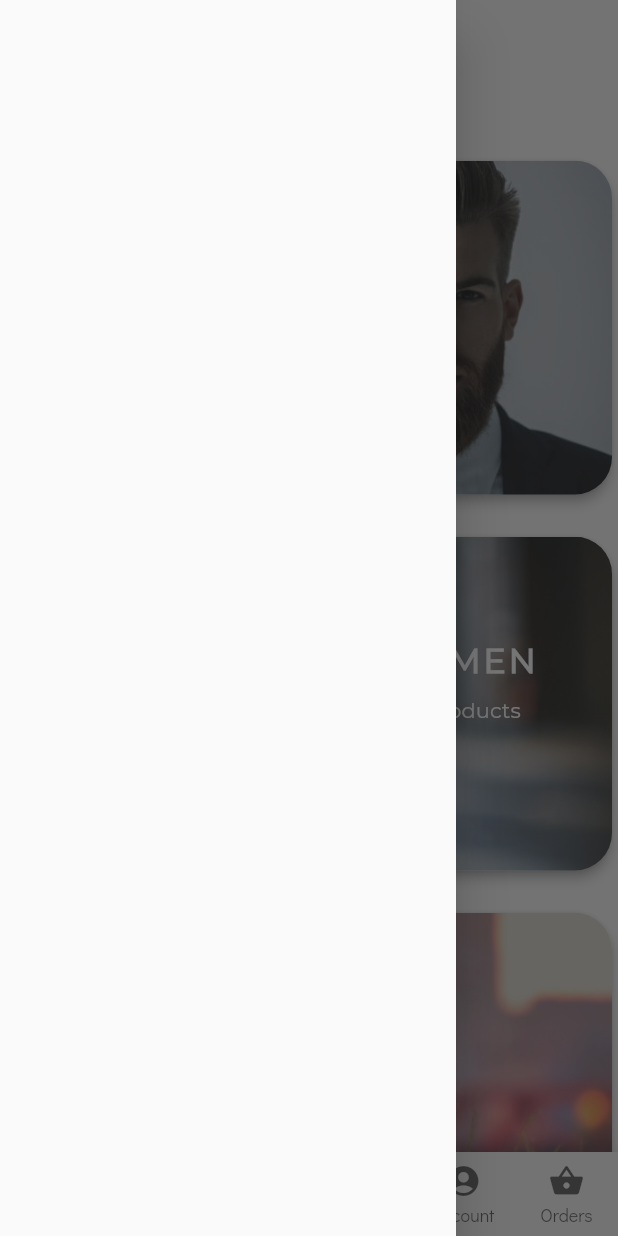
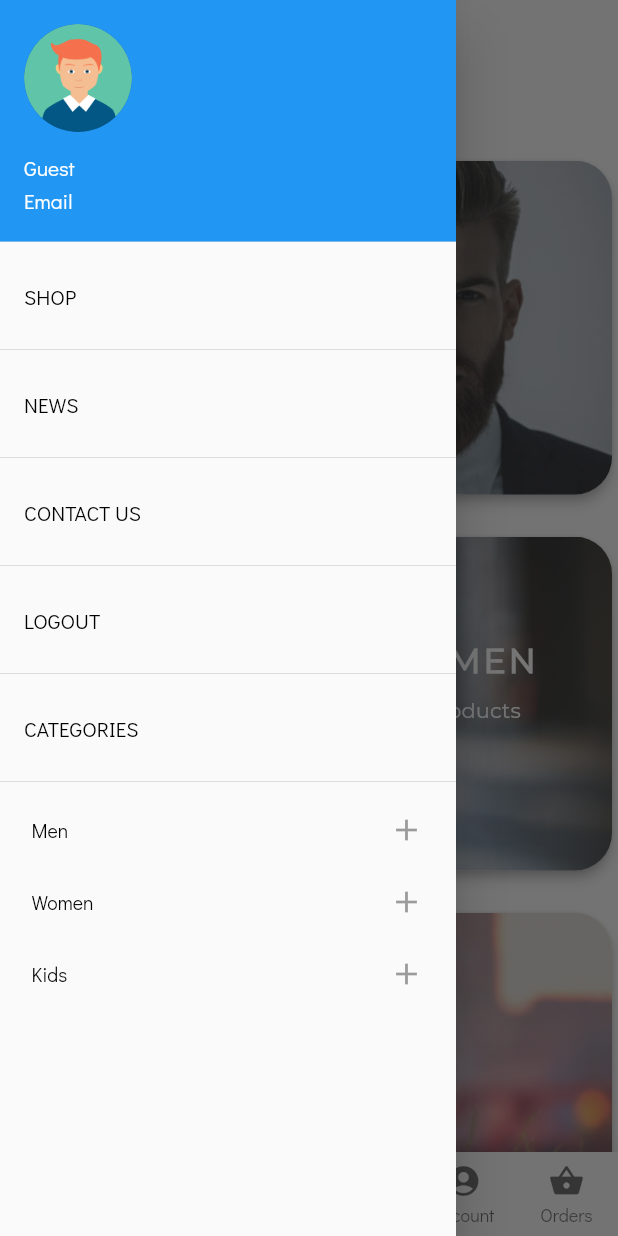
Before and after one commit to devammarzd/project-apptron, a Flutter app: the screen it shows after launch, item 2 of the bottom bar chosen, with the side drawer open, on a phone screen of 412 x 824 dp. Run offline on Flutter 3.47's test engine with Material 2 defaults, Android fonts, the phone set to English and light mode, and no system bars; our stand-ins replace material_design_icons_flutter; missing offline and left inert: fa_stepper; network calls fail.

Commit message:
Drawer integerated

```diff
--- /dev/null
+++ b/lib/CustomWidgets/CustomDrawer.dart
@@ -0,0 +1,295 @@
+import 'package:flutter/material.dart';
+import 'package:project_apptron/Screens/Categories/Collection.dart';
+
+class CustomDrawer extends StatefulWidget {
+  @override
+  _CustomDrawerState createState() => _CustomDrawerState();
+}
+
+class _CustomDrawerState extends State<CustomDrawer> {
+  bool showMen = false;
+  bool showWomen = false;
+  bool showKids = false;
+
+
+  List catMen = ['Suits', 'T-Shirts', 'Jeans', 'Shoes'];
+  List catWomen = ['Dress', 'T-Shirts', 'Jeans', 'Shoes'];
+  List catKids = ['Toddler Clothes'];
+
+  @override
+  Widget build(BuildContext context) {
+    return Drawer(
+      child: ListView(
+        children: <Widget>[
+          UserAccountsDrawerHeader(
+            accountEmail: Text('Email'),
+            accountName: Text("Guest"),
+            currentAccountPicture: CircleAvatar(
+              backgroundImage: AssetImage('assets/extras/useravatar.png'),
+            ),
+          ),
+          ListTile(
+            onTap: () {
+              // Navigator.push(
+              //     context,
+              //     MaterialPageRoute(
+              //       builder: (context) => ProfileScreen(),
+              //     ));
+            },
+            title: Text(
+              'SHOP',
+              style: TextStyle(color: Colors.black),
+            ),
+          ),
+          Divider(),
+          ListTile(
+            onTap: () {
+              // Navigator.push(
+              // context,
+              // MaterialPageRoute(
+              //   builder: (context) => FavScreen(),
+              // ));
+            },
+            title: Text(
+              'NEWS',
+              style: TextStyle(color: Colors.black),
+            ),
+          ),
+          Divider(),
+          ListTile(
+            onTap: () {
+              // Navigator.push(
+              //     context,
+              //     MaterialPageRoute(
+              //       builder: (context) => MyBookingsScreen(),
+              // ));
+            },
+            title: Text(
+              'CONTACT US',
+              style: TextStyle(color: Colors.black),
+            ),
+          ),
+          Divider(),
+          ListTile(
+            onTap: () {},
+            title: Text(
+              'LOGOUT',
+              style: TextStyle(color: Colors.black),
+            ),
+          ),
+          Divider(),
+          ListTile(
+            onTap: () {},
+            title: Text(
+              'CATEGORIES',
+              style: TextStyle(color: Colors.black),
+            ),
+          ),
+          Divider(),
+          Padding(
+            padding: const EdgeInsets.only(left: 5.0, right: 5.0),
+            child: Column(
+              children: <Widget>[
+                ListTile(
+                  enabled: false,
+                  dense: true,
+                  title: Text(
+                    'Men',
+                    style: TextStyle(
+                        color: Colors.black,
+                        fontWeight:
+                            showMen ? FontWeight.bold : FontWeight.normal),
+                  ),
+                  trailing: InkWell(
+                    onTap: () {
+                      setState(() {
+                        showMen = !showMen;
+                        showWomen = false;
+                        showKids = false;
+
+                      });
+                    },
+                    child: showMen
+                        ? Icon(Icons.remove, color: Colors.black)
+                        : Icon(Icons.add),
+                  ),
+                ),
+                showMen
+                    ? Padding(
+                        padding: const EdgeInsets.only(left: 8.0, right: 8.0),
+                        child: ListView.builder(
+                            shrinkWrap: true,
+                            primary: false,
+                            itemCount: catMen.length,
+                            itemBuilder: (context, index) {
+                              return ListTile(
+                                  onTap: () {
+                                    if (catMen[index] == 'Suits') {
+                                      Navigator.of(context)
+                                          .push(MaterialPageRoute(
+                                              builder: (context) => Collection(
+                                                    collectionName: 'Suits',
+                                                    urlSearch: 'Suit man',
+                                                  )));
+                                    } else if (catMen[index] == 'T-Shirts') {
+                                      Navigator.of(context)
+                                          .push(MaterialPageRoute(
+                                              builder: (context) => Collection(
+                                                    collectionName: 'T-Shirts',
+                                                    urlSearch: 't shirt man',
+                                                  )));
+                                    } else if (catMen[index] == 'Jeans') {
+                                      Navigator.of(context)
+                                          .push(MaterialPageRoute(
+                                              builder: (context) => Collection(
+                                                    collectionName: 'Jeans',
+                                                    urlSearch: 'Jeans man',
+                                                  )));
+                                    } else if (catMen[index] == 'Shoes') {
+                                      Navigator.of(context)
+                                          .push(MaterialPageRoute(
+                                              builder: (context) => Collection(
+                                                    collectionName: 'Shoes',
+                                                    urlSearch: 'footwear',
+                                                  )));
+                                    }
+                                  },
+                                  dense: true,
+                                  title: Text(catMen[index]));
+                            }),
+                      )
+                    : Container(),
+//Women category
+                ListTile(
+                  enabled: false,
+                  dense: true,
+                  title: Text(
+                    'Women',
+                    style: TextStyle(
+                        color: Colors.black,
+                        fontWeight:
+                            showWomen ? FontWeight.bold : FontWeight.normal),
+                  ),
+                  trailing: InkWell(
+                    onTap: () {
+                      setState(() {
+                        showWomen = !showWomen;
+                        showMen = false;
+                        showKids = false;
+
+                      });
+                    },
+                    child: showWomen
+                        ? Icon(Icons.remove, color: Colors.black)
+                        : Icon(Icons.add),
+                  ),
+                ),
+                showWomen
+                    ? Padding(
+                        padding: const EdgeInsets.only(left: 8.0, right: 8.0),
+                        child: ListView.builder(
+                            shrinkWrap: true,
+                            primary: false,
+                            itemCount: catWomen.length,
+                            itemBuilder: (context, index) {
+                              return ListTile(
+                                  onTap: () {
+                                    if (catWomen[index] == 'Dress') {
+                                      Navigator.of(context)
+                                          .push(MaterialPageRoute(
+                                              builder: (context) => Collection(
+                                                    collectionName: 'Dress',
+                                                    urlSearch: 'female dress',
+                                                  )));
+                                    }
+                                     else  if (catWomen[index] == 'T-Shirts') {
+                                      Navigator.of(context)
+                                          .push(MaterialPageRoute(
+                                              builder: (context) => Collection(
+                                                    collectionName: 'T-Shirts',
+                                                    urlSearch: 'female shirt',
+                                                  )));
+                                    }
+                                     else  if (catWomen[index] == 'Jeans') {
+                                      Navigator.of(context)
+                                          .push(MaterialPageRoute(
+                                              builder: (context) => Collection(
+                                                    collectionName: 'Jeans',
+                                                    urlSearch: 'jeans',
+                                                  )));
+                                    }
+                                    else  if (catWomen[index] == 'Shoes') {
+                                      Navigator.of(context)
+                                          .push(MaterialPageRoute(
+                                              builder: (context) => Collection(
+                                                    collectionName: 'Shoes',
+                                                    urlSearch: ' shoes',
+                                                  )));
+                                    }
+
+                                  },
+                                  dense: true,
+                                  title: Text(catWomen[index]));
+                            }),
+                      )
+                    : Container(),
+                //Kids Category
+
+                ListTile(
+                  enabled: false,
+                  dense: true,
+
+                  title: Text(
+                    'Kids',
+                    style: TextStyle(
+                        color: Colors.black,
+                        fontWeight:
+                            showKids ? FontWeight.bold : FontWeight.normal),
+                  ),
+                  trailing: InkWell(
+                    onTap: () {
+                      setState(() {
+                        showKids = !showKids;
+                        showMen = false;
+                        showWomen = false;
+
+                      });
+                    },
+                    child: showKids
+                        ? Icon(Icons.remove, color: Colors.black)
+                        : Icon(Icons.add),
+                  ),
+                ),
+                showKids
+                    ? Padding(
+                        padding: const EdgeInsets.only(left: 8.0, right: 8.0),
+                        child: ListView.builder(
+                            shrinkWrap: true,
+                            primary: false,
+                            itemCount: catKids.length,
+                            itemBuilder: (context, index) {
+                              return ListTile(
+                                  onTap: () {
+if(catKids[index]=='Toddler Clothes'){
+  Navigator.of(context)
+                                          .push(MaterialPageRoute(
+                                              builder: (context) => Collection(
+                                                    collectionName: 'Kids Clothes',
+                                                    urlSearch: 'toddler',
+                                                  )));
+}
+
+                                  },
+                                  dense: true,
+                                  title: Text(catKids[index]));
+                            }),
+                      )
+                    : Container()
+              ],
+            ),
+          ),
+        ],
+      ),
+    );
+  }
+}
--- a/lib/CustomWidgets/CustomScaffold.dart
+++ b/lib/CustomWidgets/CustomScaffold.dart
@@ -1,44 +1,47 @@
 import 'package:flutter/material.dart';
+import 'package:project_apptron/CustomWidgets/CustomDrawer.dart';
 import 'package:project_apptron/CustomWidgets/CustomNavbar.dart';
 import 'package:project_apptron/Global.dart';
+
 class CustomScaffold extends StatefulWidget {
   // final FloatingActionButton floatingActionButton;
   final int index;
   final Widget body;
   final Widget bottomappbarTitle;
-  const CustomScaffold({Key key, @required this.index,@required this.body,@required this.bottomappbarTitle}) : super(key: key);
+  const CustomScaffold(
+      {Key key,
+      @required this.index,
+      @required this.body,
+      @required this.bottomappbarTitle})
+      : super(key: key);
   @override
   _CustomScaffoldState createState() => _CustomScaffoldState();
 }
 
 class _CustomScaffoldState extends State<CustomScaffold> {
+  List catMusic = ['Suits', 'T-Shirts', 'Jeans', 'Shoes'];
+
   @override
   Widget build(BuildContext context) {
     return Scaffold(
       appBar: PreferredSize(
-        preferredSize:widget.bottomappbarTitle
-                ==null?Size.fromHeight(MediaQuery.of(context).size.height/12): Size.fromHeight(MediaQuery.of(context).size.height/8),
-
-              child: AppBar(
-                bottom:widget.bottomappbarTitle
-                ==null? PreferredSize(child: Container(), preferredSize: Size(0, 0)): PreferredSize(child: widget.bottomappbarTitle, preferredSize: Size.fromHeight(MediaQuery.of(context).size.height/10)),
+        preferredSize: widget.bottomappbarTitle == null
+            ? Size.fromHeight(MediaQuery.of(context).size.height / 12)
+            : Size.fromHeight(MediaQuery.of(context).size.height / 8),
+        child: AppBar(
+          bottom: widget.bottomappbarTitle == null
+              ? PreferredSize(child: Container(), preferredSize: Size(0, 0))
+              : PreferredSize(
+                  child: widget.bottomappbarTitle,
+                  preferredSize:
+                      Size.fromHeight(MediaQuery.of(context).size.height / 10)),
           elevation: 0,
-          backgroundColor:Colors.transparent,
-          iconTheme: IconThemeData(
-            color: primaryTextColor
-
-          ),
-
-         ),
-      ),
-
-      drawer: Drawer(
-        child: ListView(
-
+          backgroundColor: Colors.transparent,
+          iconTheme: IconThemeData(color: primaryTextColor),
         ),
       ),
+      drawer: CustomDrawer(),
       body: widget.body,
-
       bottomNavigationBar: CustomNavbar(index: widget.index),
     );
   }
--- a/lib/Screens/Home.dart
+++ b/lib/Screens/Home.dart
@@ -91,7 +91,7 @@ class _HomeState extends State<Home> {
                                 Navigator.of(context).push(MaterialPageRoute(
                                     builder: (context) => Collection(
                                           collectionName: 'Shirts',
-                                          urlSearch: 'shirt',
+                                          urlSearch: 't shirt',
                                         )));
                               },
                               child: Column(
```
Also changed, not shown: lib/Screens/Categories/Collection.dart (+6 -6 lines).
